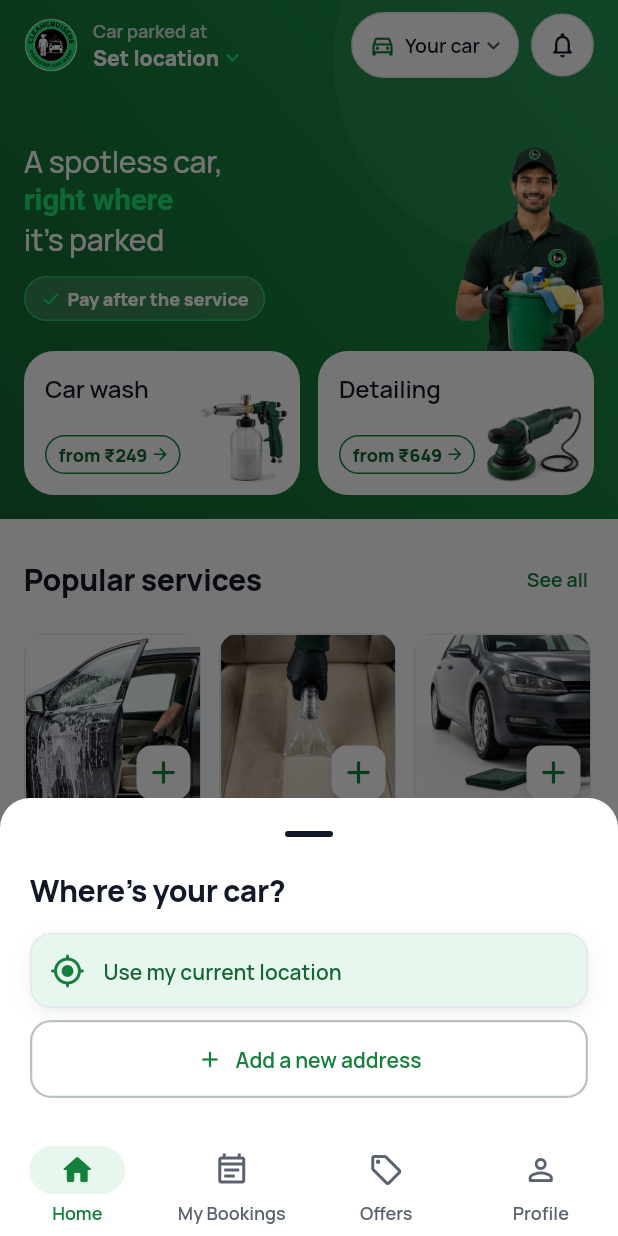
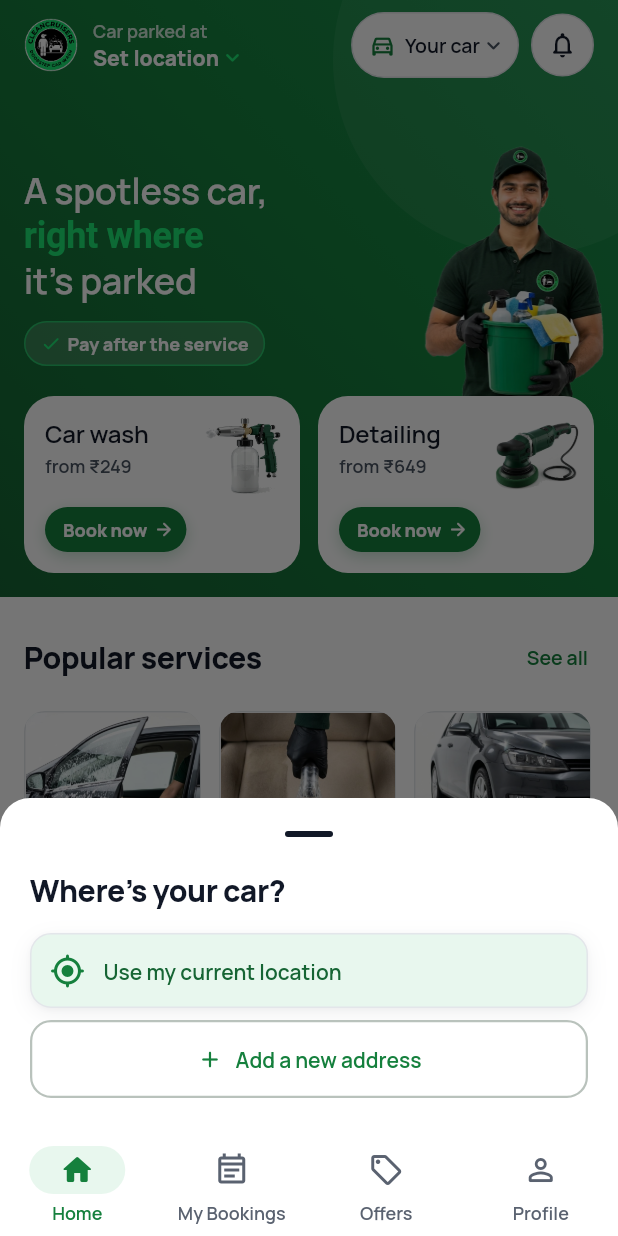
Before and after one commit to adityaray002/CleanCruisers_Flutter_App, a Flutter app: the screen it shows after launch, on a phone screen of 412 x 824 dp. Run offline on Flutter 3.47's test engine with Material 3 defaults, Android fonts, the phone set to English and light mode, and no system bars; our stand-ins replace firebase_auth, firebase_core, flutter_markdown, flutter_riverpod, geolocator, go_router and 2 more; accounts and stored records are empty.

Commit message:
Home: bigger hero, "Book now" cards, brand tiles, green plan card
- Headline back to the h1 step (24, semibold); the expert is bigger (180).
- Car wash / Detailing: title and "from ₹X" on the left, the 3D icon on
  the right of the title (it no longer hides under the price), and a
  filled green "Book now →" button.
- Popular service tiles: green WASH / DETAILING label, short bold name
  ("Seat dry clean"), price under it.
- Monthly plan: brand-green card like the top band, white text, the 3D
  calendar on the right and one mint "Book plan" button.

Co-Authored-By: Claude Opus 5.5 <noreply@anthropic.com>

```diff
--- a/lib/screens/home_screen.dart
+++ b/lib/screens/home_screen.dart
@@ -166,9 +166,9 @@ class _Top extends StatelessWidget {
             Transform.translate(
               offset: const Offset(AppSpace.sm, AppSpace.md),
               child: Image.asset('assets/images/pro_hero.png',
-                  height: 150,
+                  height: 180,
                   fit: BoxFit.contain,
-                  cacheHeight: 492,
+                  cacheHeight: 540,
                   excludeFromSemantics: true),
             ),
           ]),
@@ -302,10 +302,10 @@ class _Promise extends StatelessWidget {
                           color: AppColors.brand, fontWeight: FontWeight.w600)),
                   TextSpan(text: 'it\'s parked'),
                 ]),
-                style: AppText.h2.copyWith(
+                style: AppText.h1.copyWith(
                     color: Colors.white,
-                    fontWeight: FontWeight.w500,
-                    height: 1.3,
+                    fontWeight: FontWeight.w600,
+                    height: 1.25,
                     letterSpacing: -0.2),
               ),
             ),
@@ -419,7 +419,7 @@ class _ActionCard extends StatelessWidget {
   Widget build(BuildContext context) {
     return Semantics(
       button: true,
-      label: '$title. $line. From ${rupees(from)}',
+      label: '$title. $line. From ${rupees(from)}. Book',
       child: ExcludeSemantics(
         child: PressScale(
           child: Material(
@@ -431,47 +431,60 @@ class _ActionCard extends StatelessWidget {
                 HapticFeedback.selectionClick();
                 onTap();
               },
-              // Compact like a button: title and line on top, the price
-              // button bottom left, the 3D icon whole in the bottom right.
-              child: Stack(children: [
-                Positioned(
-                  right: AppSpace.sm,
-                  bottom: AppSpace.sm,
-                  child: Image.asset(image,
-                      height: 60,
-                      width: 64,
-                      fit: BoxFit.contain,
-                      alignment: Alignment.bottomRight,
-                      cacheHeight: 180,
-                      excludeFromSemantics: true),
-                ),
-                Padding(
-                  padding: const EdgeInsets.all(14),
+              child: Padding(
+                padding: const EdgeInsets.fromLTRB(14, 14, 10, 14),
+                child: Column(
+                    crossAxisAlignment: CrossAxisAlignment.start,
+                    children: [
+                      // Title and the 3D icon side by side: the icon never
+                      // sits under the button.
+                      Row(
+                          crossAxisAlignment: CrossAxisAlignment.start,
+                          children: [
+                            Expanded(
                               child: Column(
                                   crossAxisAlignment: CrossAxisAlignment.start,
                                   children: [
                                     Text(title, style: AppText.title),
-                        const SizedBox(height: AppSpace.xl),
+                                    const SizedBox(height: 2),
+                                    Text('from ${rupees(from)}',
+                                        style: AppText.caption.copyWith(
+                                            color: AppColors.textMuted)),
+                                  ]),
+                            ),
+                            Image.asset(image,
+                                height: 52,
+                                width: 56,
+                                fit: BoxFit.contain,
+                                cacheHeight: 156,
+                                excludeFromSemantics: true),
+                          ]),
+                      const SizedBox(height: AppSpace.sm),
+                      // The button: filled green, so it reads as "tap me".
                       Container(
-                          padding: const EdgeInsets.fromLTRB(8, 4, 6, 4),
+                        padding: const EdgeInsets.fromLTRB(12, 7, 8, 7),
                         decoration: BoxDecoration(
-                            color: AppColors.surface,
+                          color: AppColors.primary,
                           borderRadius: BorderRadius.circular(AppRadius.pill),
-                            border: Border.all(color: AppColors.primary),
+                          boxShadow: const [
+                            BoxShadow(
+                                color: Color(0x4015803D),
+                                blurRadius: 8,
+                                offset: Offset(0, 3)),
+                          ],
                         ),
                         child: Row(mainAxisSize: MainAxisSize.min, children: [
-                            Text('from ${rupees(from)}',
+                          Text('Book now',
                               style: AppText.caption.copyWith(
-                                    color: AppColors.primaryDk,
+                                  color: Colors.white,
                                   fontWeight: FontWeight.w800)),
-                            const SizedBox(width: 2),
+                          const SizedBox(width: 4),
                           const Icon(Icons.arrow_forward_rounded,
-                                size: 13, color: AppColors.primary),
+                              size: 14, color: Colors.white),
                         ]),
                       ),
                     ]),
               ),
-              ]),
             ),
           ),
         ),
@@ -581,6 +594,18 @@ class _PopularServices extends StatelessWidget {
   /// photos look different (foam door, seat close-up, finished car).
   static const _popular = ['wash-full', 'dry-cleaning', 'full-package'];
 
+  /// Short names for the small tiles (the full name is on the service page).
+  static const shortNames = {
+    'wash-full': 'Full wash',
+    'wash-exterior': 'Outside wash',
+    'wash-interior': 'Inside clean',
+    'wash-bucket': 'Bucket wash',
+    'dry-cleaning': 'Seat dry clean',
+    'rubbing-exterior': 'Rubbing',
+    '3m-wax-exterior': '3M wax',
+    'full-package': 'Full detailing',
+  };
+
   @override
   Widget build(BuildContext context) {
     final services = _popular.map(serviceById).whereType<CarService>().toList();
@@ -662,7 +687,7 @@ class _ServiceTile extends StatelessWidget {
           child: Stack(fit: StackFit.expand, children: [
             Semantics(
               button: true,
-              label: '${s.listName}. $price. See details',
+              label: '${s.name}. $price. See details',
               child: GestureDetector(
                 onTap: open,
                 child: Image.asset(photo,
@@ -707,15 +732,25 @@ class _ServiceTile extends StatelessWidget {
                 child: Column(
                     crossAxisAlignment: CrossAxisAlignment.start,
                     children: [
-                      Text(s.listName,
+                      Text(
+                          s.category == ServiceCategory.wash
+                              ? 'WASH'
+                              : 'DETAILING',
+                          style: AppText.caption.copyWith(
+                              color: AppColors.primary,
+                              fontWeight: FontWeight.w800,
+                              letterSpacing: 0.8)),
+                      const SizedBox(height: 2),
+                      Text(_PopularServices.shortNames[s.id] ?? s.listName,
+                          style: AppText.smallStrong.copyWith(
+                              color: AppColors.ink,
+                              fontWeight: FontWeight.w800),
+                          maxLines: 2,
+                          overflow: TextOverflow.ellipsis),
+                      const SizedBox(height: AppSpace.xs),
+                      Text(price,
                           style: AppText.smallStrong
-                              .copyWith(color: AppColors.text),
-                          maxLines: 3,
-                          overflow: TextOverflow.ellipsis),
-                      const SizedBox(height: 2),
-                      Text(price,
-                          style: AppText.bodyStrong
-                              .copyWith(fontWeight: FontWeight.w800)),
+                              .copyWith(color: AppColors.text)),
                     ]),
               ),
             ),
@@ -727,8 +762,8 @@ class _ServiceTile extends StatelessWidget {
 }
 
 // ── Monthly plan ─────────────────────────────────────────────────────────────
-/// The 3-wash plan as a light mint card with the 3D calendar and a solid
-/// "Book plan" button. The price follows the car.
+/// The 3-wash plan in the brand green (like the top band), with the 3D
+/// calendar and one mint "Book plan" button. The price follows the car.
 class _MonthlyCard extends StatelessWidget {
   final CarType? car;
   const _MonthlyCard({required this.car});
@@ -740,48 +775,50 @@ class _MonthlyCard extends StatelessWidget {
     final price = '${car == null ? 'From ' : ''}${rupees(amount)}';
 
     return Material(
-      color: AppColors.primarySoft,
-      shape: RoundedRectangleBorder(
       borderRadius: BorderRadius.circular(AppRadius.lg),
-        side: const BorderSide(color: Color(0xFFBFE3CC)),
+      clipBehavior: Clip.antiAlias,
+      child: Ink(
+        decoration: const BoxDecoration(
+          gradient: LinearGradient(
+            begin: Alignment.topRight,
+            end: Alignment.bottomLeft,
+            colors: [Color(0xFF1A8F4C), AppColors.primary, AppColors.primaryDk],
+            stops: [0, 0.45, 1],
           ),
-      clipBehavior: Clip.antiAlias,
+        ),
         // The card opens all plans; the button books this one.
         child: InkWell(
           onTap: () => context.go('/services?cat=monthly'),
-        child: Stack(children: [
-          Positioned(
-            right: -4,
-            bottom: -6,
-            child: Image.asset('assets/images/icon3d_calendar.png',
-                height: 116, cacheHeight: 348, excludeFromSemantics: true),
-          ),
-          Padding(
-            padding: const EdgeInsets.all(18),
-            child: FractionallySizedBox(
-              widthFactor: 0.64,
-              alignment: Alignment.centerLeft,
+          child: Padding(
+            padding: const EdgeInsets.fromLTRB(18, 16, 12, 16),
+            child: Row(children: [
+              Expanded(
                 child: Column(
                     crossAxisAlignment: CrossAxisAlignment.start,
                     children: [
-                    const Pill('Best value', tone: PillTone.solid),
-                    const SizedBox(height: AppSpace.sm),
+                      Text('MONTHLY PLAN',
+                          style: AppText.caption.copyWith(
+                              color: AppColors.brand,
+                              fontWeight: FontWeight.w800,
+                              letterSpacing: 0.8)),
+                      const SizedBox(height: AppSpace.xs),
                       Semantics(
                         header: true,
-                      child: Text('Clean all month.\nBook once.',
-                          style: AppText.h3.copyWith(height: 1.15)),
+                        child: Text('3 full washes a month',
+                            style: AppText.h3.copyWith(color: Colors.white)),
                       ),
-                    const SizedBox(height: AppSpace.xs),
-                    Text('Monthly plan · 3 full washes at your door',
-                        style:
-                            AppText.small.copyWith(color: AppColors.primaryDk)),
-                    const SizedBox(height: AppSpace.sm),
+                      const SizedBox(height: 2),
                       Text.rich(
                         TextSpan(children: [
-                        TextSpan(text: price),
-                        TextSpan(text: ' /month', style: AppText.small),
+                          TextSpan(
+                              text: price,
+                              style: AppText.bodyStrong.copyWith(
+                                  color: Colors.white,
+                                  fontWeight: FontWeight.w800)),
+                          const TextSpan(text: ' a month, at your door'),
                         ]),
-                      style: AppText.priceSm,
+                        style: AppText.small
+                            .copyWith(color: const Color(0xD9FFFFFF)),
                       ),
                       const SizedBox(height: AppSpace.md),
                       ElevatedButton(
@@ -791,14 +828,17 @@ class _MonthlyCard extends StatelessWidget {
                               '${car == null ? '' : '?car=${car!.name}'}');
                         },
                         style: ElevatedButton.styleFrom(
-                        backgroundColor: AppColors.primaryDk,
-                        minimumSize: const Size(0, 44),
-                        padding:
-                            const EdgeInsets.symmetric(horizontal: AppSpace.lg),
-                        textStyle: AppText.smallStrong,
+                          backgroundColor: AppColors.brand,
+                          foregroundColor: AppColors.ink,
+                          minimumSize: const Size(0, 40),
+                          padding: const EdgeInsets.symmetric(
+                              horizontal: AppSpace.lg),
+                          textStyle: AppText.smallStrong
+                              .copyWith(fontWeight: FontWeight.w800),
                         ),
-                      child:
-                          const Row(mainAxisSize: MainAxisSize.min, children: [
+                        child: const Row(
+                            mainAxisSize: MainAxisSize.min,
+                            children: [
                               Text('Book plan'),
                               SizedBox(width: AppSpace.xs),
                               Icon(Icons.arrow_forward_rounded, size: 18),
@@ -806,8 +846,12 @@ class _MonthlyCard extends StatelessWidget {
                       ),
                     ]),
               ),
+              const SizedBox(width: AppSpace.sm),
+              Image.asset('assets/images/icon3d_calendar.png',
+                  height: 92, cacheHeight: 276, excludeFromSemantics: true),
+            ]),
           ),
-        ]),
+        ),
       ),
     );
   }
```
Lines whose indentation alone changed are shown as unchanged.
